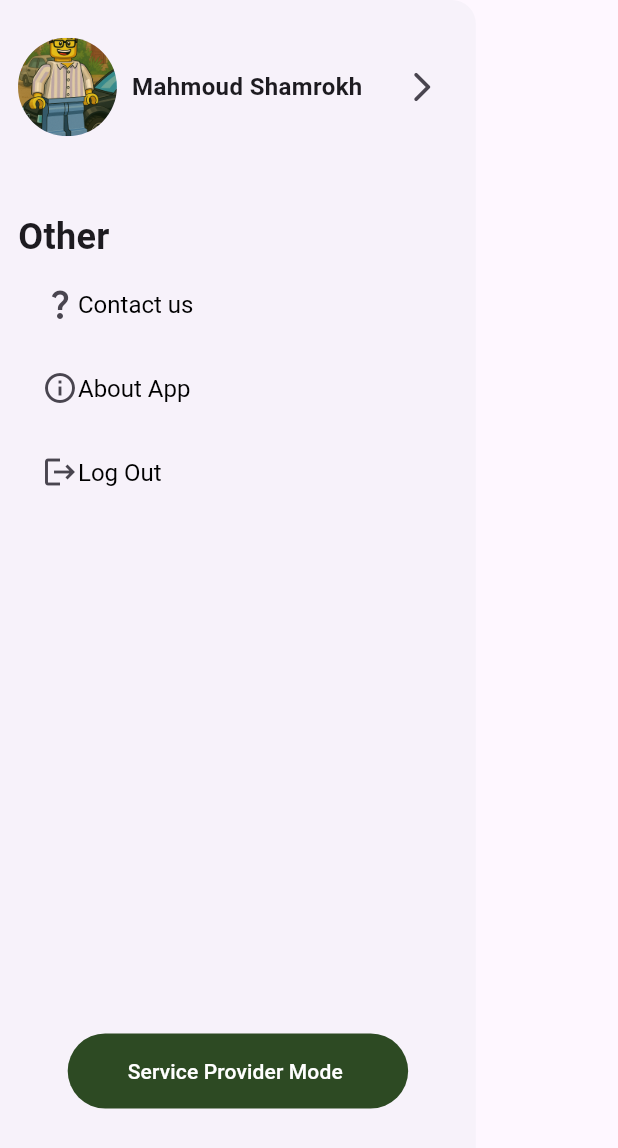
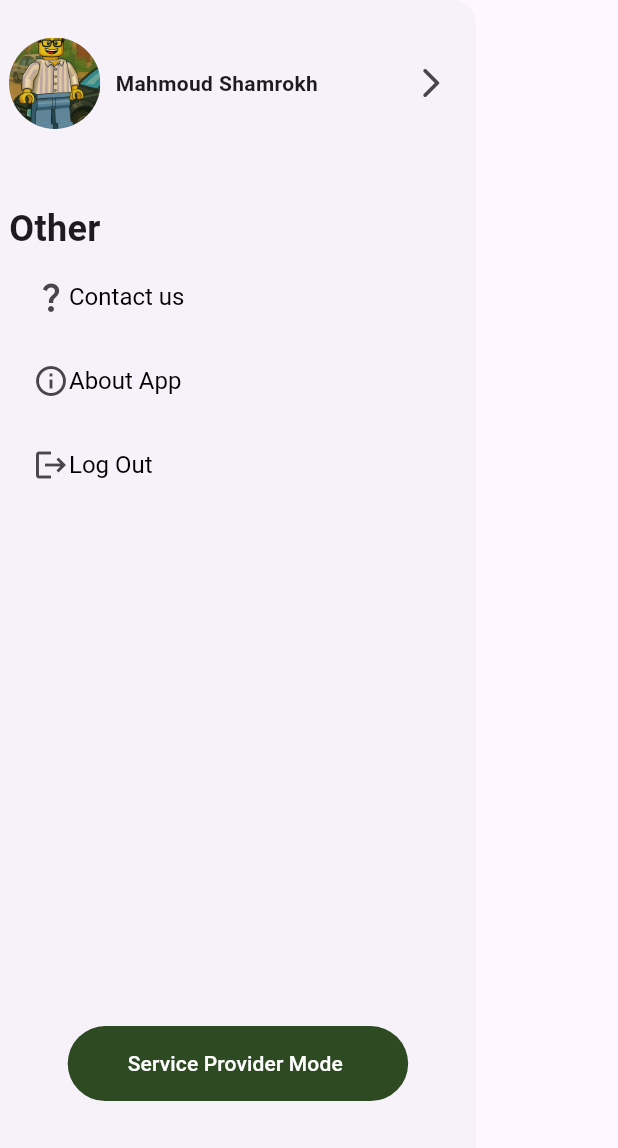
Before and after one commit to Abdelmaksoud20/Local_Service_App, a Flutter app: the HomeDrawerNav widget shown alone on an empty page, opened directly, on a phone screen of 412 x 824 dp. Shown: the top 1148 px of the screen. Run offline on Flutter 3.47's test engine with Material 3 defaults, Android fonts, the light colour scheme and no system bars; our stand-ins replace curved_navigation_bar, dropdown_button2, google_fonts, lottie.

Commit message:
change some sizes & remove errors

```diff
--- a/lib/screens/home_views/widgets/home_drawer_nav.dart
+++ b/lib/screens/home_views/widgets/home_drawer_nav.dart
@@ -12,20 +12,20 @@ class HomeDrawerNav extends StatelessWidget {
     return  Drawer(
       width: size.width *.77,
       child: Padding(
-        padding: const EdgeInsets.symmetric(horizontal: 12 , vertical: 25),
+        padding: const EdgeInsets.symmetric(horizontal: 6 , vertical: 25),
         child: ListView(
           children: [
             Row(
               children :[
                 CircleAvatar(
                   //radius: 25,
-                  radius: size.height *.04,
+                  radius: size.height *.037,
                   backgroundImage: AssetImage("assets/images/lego.png" ) ,
                 ),
                 SizedBox(width: 10,),
                 Text("Mahmoud Shamrokh" , style: TextStyle(
                 fontWeight: FontWeight.bold,
-                  fontSize: 16,
+                  fontSize: 14,
                 ),
                 ),
                 Spacer(),
--- a/lib/screens/login_view.dart/widgets/login_component.dart
+++ b/lib/screens/login_view.dart/widgets/login_component.dart
@@ -3,6 +3,8 @@ import 'package:google_fonts/google_fonts.dart';
 import 'package:graduation_project/shared_widget.dart/custom_form.dart';
 import 'package:graduation_project/shared_widget.dart/custom_text_form.dart';
 import 'package:graduation_project/shared_widget.dart/primary_button.dart';
+
+import '../../home_views/home_view.dart';
 
 class LoginComponent extends StatefulWidget {
   const LoginComponent({super.key});
@@ -44,7 +46,7 @@ class _LoginComponentState extends State<LoginComponent> {
           title: 'Login',
           radius: 15,
           onPressed: () {
-           // Navigator.pushReplacement(context, MaterialPageRoute(builder: ()=>))
+            Navigator.pushReplacement(context, MaterialPageRoute(builder: (context)=> HomeView()));
             //! homePage clinetOrServiceProvider
             controller!.clear();
             controllerpassword!.clear();
```
Also changed, not shown: lib/screens/home_views/home_view_body.dart (+16 -10 lines), lib/screens/home_views/services_view.dart (+5 -2 lines), lib/screens/home_views/widgets/home_service_item.dart (+6 -3 lines).
